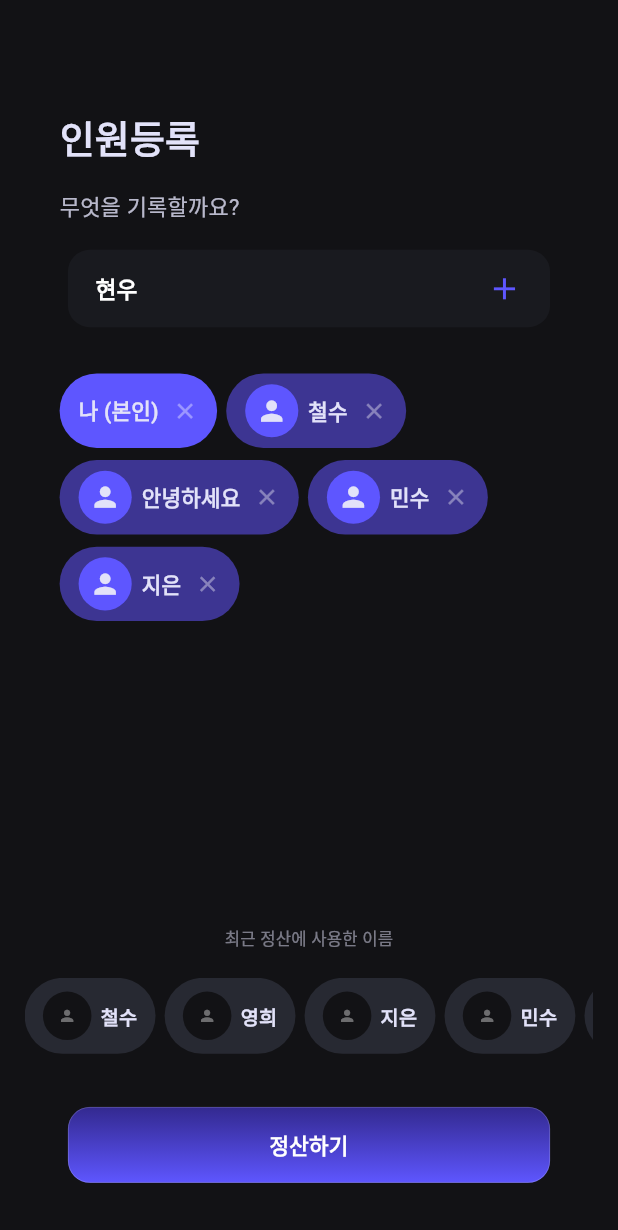
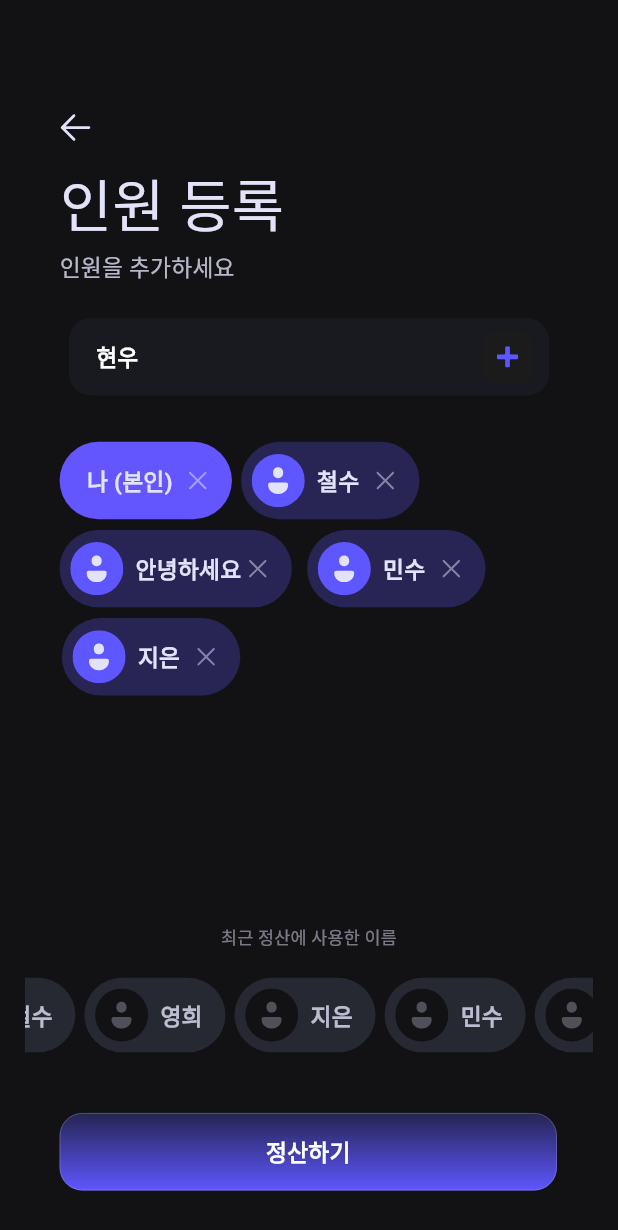
Before and after one commit to paran-accountbook/frontend, a Flutter app: the DutchPeopleScreen screen opened directly, on a phone screen of 412 x 824 dp. Shown: the top 1230 px of the screen. Run offline on Flutter 3.47's test engine with Material 3 defaults, Android fonts, the phone set to English and light mode, and no system bars; our stand-ins replace flutter_dotenv, flutter_svg, logger; Roboto replaces fonts that are missing (Apple SD Gothic Neo, BujangnimNunchi).

Commit message:
fix: align dutch people with revised design

```diff
--- a/sobilog/lib/core/constants/app_assets.dart
+++ b/sobilog/lib/core/constants/app_assets.dart
@@ -12,6 +12,10 @@ abstract final class AppAssets {
   static const String closeDark = '$_iconRoot/close_dark.svg';
   static const String addLight = '$_iconRoot/add_light.svg';
   static const String deleteRed = '$_iconRoot/delete_red.svg';
+  static const String avatarRecent = '$_iconRoot/avatar_recent.svg';
+  static const String avatarSelected = '$_iconRoot/avatar_selected.svg';
+  static const String closeLight = '$_iconRoot/close_light.svg';
+  static const String addPurple = '$_iconRoot/add_purple.svg';
   static const String divider = '$_iconRoot/divider.svg';
   static const String asteriskDividerDark =
       '$_iconRoot/asterisk_divider_dark.svg';
--- a/sobilog/lib/features/dutch/presentation/dutch_people_screen.dart
+++ b/sobilog/lib/features/dutch/presentation/dutch_people_screen.dart
@@ -1,11 +1,14 @@
 import 'package:flutter/material.dart';
+import 'package:flutter_svg/flutter_svg.dart';
 
+import '../../../core/constants/app_assets.dart';
 import '../../../core/theme/app_colors.dart';
 import '../../../shared/widgets/design_canvas.dart';
 import 'dutch_assignment_screen.dart';
 
 class DutchPeopleScreen extends StatelessWidget {
   const DutchPeopleScreen({super.key, this.onNext});
+
   final VoidCallback? onNext;
 
   @override
@@ -17,109 +20,103 @@ class DutchPeopleScreen extends StatelessWidget {
             builder: (_) => const DutchAssignmentScreen(),
           ),
         );
+
     return Scaffold(
       body: DesignCanvas(
         child: Stack(
           children: [
-            const Positioned(
-              left: 46,
-              top: 144,
-              child: Text(
-                '인원등록',
-                style: TextStyle(
-                  color: AppColors.text,
-                  fontSize: 50,
-                  fontWeight: FontWeight.w600,
-                ),
-              ),
-            ),
             Positioned(
-              left: 46,
-              top: 250,
-              child: Text(
-                '무엇을 기록할까요?',
-                style: TextStyle(color: AppColors.text80, fontSize: 29),
-              ),
-            ),
-            Positioned(
-              left: 57,
-              top: 329,
-              child: Container(
-                width: 635,
-                height: 102,
-                padding: const EdgeInsets.symmetric(horizontal: 36),
-                decoration: BoxDecoration(
-                  color: AppColors.secondary,
-                  borderRadius: BorderRadius.circular(29),
-                ),
-                child: const Row(
-                  children: [
-                    Text(
-                      '현우',
-                      style: TextStyle(
-                        color: Colors.white,
-                        fontSize: 30,
-                        fontWeight: FontWeight.w600,
-                      ),
-                    ),
-                    Spacer(),
-                    Icon(Icons.add, color: AppColors.main, size: 48),
-                  ],
+              left: 32,
+              top: 133,
+              child: GestureDetector(
+                onTap: () => Navigator.of(context).maybePop(),
+                child: SvgPicture.asset(
+                  AppAssets.arrowBackLight,
+                  width: 70,
+                  height: 70,
                 ),
               ),
             ),
             const Positioned(
               left: 46,
-              top: 492,
-              child: SizedBox(
-                width: 650,
-                child: Wrap(
-                  spacing: 12,
-                  runSpacing: 16,
-                  children: [
-                    _PersonChip('나 (본인)', true),
-                    _PersonChip('철수', false),
-                    _PersonChip('안녕하세요', false),
-                    _PersonChip('민수', false),
-                    _PersonChip('지은', false),
-                  ],
+              top: 214,
+              child: Text(
+                '인원 등록',
+                style: TextStyle(
+                  color: AppColors.text,
+                  fontFamily: 'BujangnimNunchi',
+                  fontSize: 75,
                 ),
               ),
             ),
-            Positioned(
-              top: 1220,
+            const Positioned(
+              left: 46,
+              top: 330,
+              child: Text(
+                '인원을 추가하세요',
+                style: TextStyle(color: Color(0xCCE2E2F9), fontSize: 30),
+              ),
+            ),
+            const Positioned(left: 58, top: 419, child: _NameInput()),
+            const Positioned(
+              left: 46,
+              top: 582,
+              child: _PersonChip(name: '나 (본인)', width: 227, self: true),
+            ),
+            const Positioned(
+              left: 285,
+              top: 582,
+              child: _PersonChip(name: '철수', width: 235),
+            ),
+            const Positioned(
+              left: 46,
+              top: 698,
+              child: _PersonChip(name: '안녕하세요', width: 306),
+            ),
+            const Positioned(
+              left: 372,
+              top: 698,
+              child: _PersonChip(name: '민수', width: 235),
+            ),
+            const Positioned(
+              left: 49,
+              top: 814,
+              child: _PersonChip(name: '지은', width: 235),
+            ),
+            const Positioned(
+              top: 1217,
               width: 749,
               child: Text(
                 '최근 정산에 사용한 이름',
                 textAlign: TextAlign.center,
-                style: TextStyle(color: AppColors.text50, fontSize: 22),
+                style: TextStyle(color: Color(0x80E2E2F9), fontSize: 23),
               ),
             ),
-            const Positioned(left: 0, top: 1288, child: _RecentPeople()),
+            const Positioned(left: -119, top: 1288, child: _RecentPeople()),
             Positioned(
-              left: 57,
-              top: 1458,
+              left: 46,
+              top: 1466,
               child: GestureDetector(
                 onTap: next,
                 child: Container(
-                  width: 635,
-                  height: 100,
+                  width: 655,
+                  height: 102,
                   alignment: Alignment.center,
                   decoration: BoxDecoration(
                     gradient: const LinearGradient(
                       begin: Alignment.topCenter,
                       end: Alignment.bottomCenter,
-                      colors: [Color(0xFF33298F), AppColors.main],
+                      colors: [Color(0xFF252552), AppColors.main],
                     ),
-                    borderRadius: BorderRadius.circular(29),
-                    border: Border.all(color: Colors.white24),
+                    borderRadius: BorderRadius.circular(30),
+                    border: Border.all(color: const Color(0x4DE2E2F9)),
                   ),
                   child: const Text(
                     '정산하기',
                     style: TextStyle(
                       color: Colors.white,
-                      fontSize: 28,
-                      fontWeight: FontWeight.w700,
+                      fontSize: 30,
+                      fontWeight: FontWeight.w600,
                     ),
                   ),
                 ),
@@ -132,38 +129,93 @@ class DutchPeopleScreen extends StatelessWidget {
   }
 }
 
-class _PersonChip extends StatelessWidget {
-  const _PersonChip(this.name, this.self);
-  final String name;
-  final bool self;
+class _NameInput extends StatelessWidget {
+  const _NameInput();
+
   @override
   Widget build(BuildContext context) => Container(
-    height: 98,
-    padding: const EdgeInsets.symmetric(horizontal: 25),
+    width: 633,
+    height: 102,
+    padding: const EdgeInsets.only(left: 36, right: 21),
     decoration: BoxDecoration(
-      color: self ? AppColors.main : const Color(0xFF3D3592),
-      borderRadius: BorderRadius.circular(50),
+      color: AppColors.secondary,
+      borderRadius: BorderRadius.circular(30),
     ),
     child: Row(
-      mainAxisSize: MainAxisSize.min,
+      children: [
+        const Text(
+          '현우',
+          style: TextStyle(
+            color: Colors.white,
+            fontSize: 30,
+            fontWeight: FontWeight.w600,
+          ),
+        ),
+        const Spacer(),
+        Container(
+          width: 68,
+          height: 68,
+          alignment: Alignment.center,
+          decoration: BoxDecoration(
+            color: const Color(0xFF1B1B1B),
+            borderRadius: BorderRadius.circular(20),
+          ),
+          child: SvgPicture.asset(AppAssets.addPurple, width: 28, height: 28),
+        ),
+      ],
+    ),
+  );
+}
+
+class _PersonChip extends StatelessWidget {
+  const _PersonChip({
+    required this.name,
+    required this.width,
+    this.self = false,
+  });
+
+  final String name;
+  final double width;
+  final bool self;
+
+  @override
+  Widget build(BuildContext context) => Container(
+    width: width,
+    height: 102,
+    padding: EdgeInsets.only(left: self ? 36 : 14, right: 22),
+    decoration: BoxDecoration(
+      color: self ? const Color(0xFF6456FF) : const Color(0x803D3592),
+      borderRadius: BorderRadius.circular(60),
+    ),
+    child: Stack(
       children: [
         if (!self)
-          const CircleAvatar(
-            radius: 35,
-            backgroundColor: AppColors.main,
-            child: Icon(Icons.person, color: AppColors.text, size: 42),
+          Positioned(
+            left: 0,
+            top: 16,
+            child: SvgPicture.asset(
+              AppAssets.avatarSelected,
+              width: 70,
+              height: 70,
             ),
-        if (!self) const SizedBox(width: 13),
-        Text(
+          ),
+        Positioned(
+          left: self ? 0 : 86,
+          top: 29,
+          child: Text(
             name,
             style: const TextStyle(
               color: AppColors.text,
-            fontSize: 28,
+              fontSize: 30,
               fontWeight: FontWeight.w600,
             ),
           ),
-        const SizedBox(width: 18),
-        const Icon(Icons.close, color: Colors.white38, size: 34),
+        ),
+        Positioned(
+          right: 0,
+          top: 28,
+          child: SvgPicture.asset(AppAssets.closeLight, width: 46, height: 46),
+        ),
       ],
     ),
   );
@@ -171,47 +223,46 @@ class _PersonChip extends StatelessWidget {
 
 class _RecentPeople extends StatelessWidget {
   const _RecentPeople();
+
   @override
-  Widget build(BuildContext context) => SizedBox(
-    width: 749,
-    height: 100,
-    child: ListView(
-      scrollDirection: Axis.horizontal,
-      children: const [
+  Widget build(BuildContext context) => const Row(
+    children: [
       _RecentChip('철수'),
+      SizedBox(width: 12),
       _RecentChip('영희'),
+      SizedBox(width: 12),
       _RecentChip('지은'),
+      SizedBox(width: 12),
       _RecentChip('민수'),
-        _RecentChip('현우'),
+      SizedBox(width: 12),
+      _RecentChip('민수'),
     ],
-    ),
   );
 }
 
 class _RecentChip extends StatelessWidget {
   const _RecentChip(this.name);
+
   final String name;
+
   @override
   Widget build(BuildContext context) => Container(
-    margin: const EdgeInsets.only(right: 12),
-    padding: const EdgeInsets.symmetric(horizontal: 24),
+    height: 98,
+    padding: const EdgeInsets.fromLTRB(14, 14, 30, 14),
     decoration: BoxDecoration(
       color: AppColors.selected,
-      borderRadius: BorderRadius.circular(50),
+      borderRadius: BorderRadius.circular(60),
     ),
     child: Row(
+      mainAxisSize: MainAxisSize.min,
       children: [
-        const CircleAvatar(
-          radius: 32,
-          backgroundColor: AppColors.background,
-          child: Icon(Icons.person, color: Colors.white38),
-        ),
-        const SizedBox(width: 12),
+        SvgPicture.asset(AppAssets.avatarRecent, width: 70, height: 70),
+        const SizedBox(width: 16),
         Text(
           name,
           style: const TextStyle(
-            color: AppColors.text,
-            fontSize: 26,
+            color: Color(0xCCE2E2F9),
+            fontSize: 30,
             fontWeight: FontWeight.w600,
           ),
         ),
```
Also changed, not shown: sobilog/assets/icons/add_purple.svg (added), sobilog/assets/icons/avatar_recent.svg (added), sobilog/assets/icons/avatar_selected.svg (added), sobilog/assets/icons/close_light.svg (added), 1 other file. Lines whose indentation alone changed are shown as unchanged.
